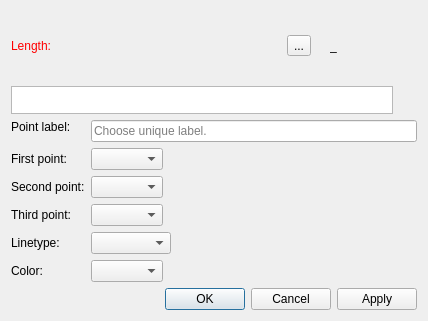
Before: the Qt Designer form src/libs/vtools/dialogs/tools/dialogbisector.ui in FashionFreedom/Seamly2D, drawn with Qt 5.
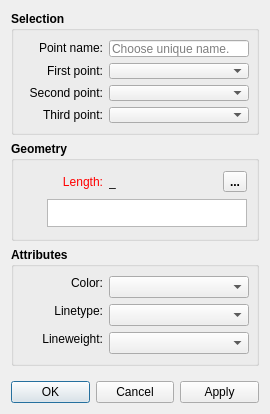
After: the same form once the commit is applied. Icons and pictures are not drawn. Custom widgets are drawn as their Qt base class.

```diff
--- a/src/libs/vtools/dialogs/tools/dialogbisector.ui
+++ b/src/libs/vtools/dialogs/tools/dialogbisector.ui
@@ -6,10 +6,16 @@
    <rect>
     <x>0</x>
     <y>0</y>
-    <width>428</width>
-    <height>321</height>
+    <width>270</width>
+    <height>414</height>
    </rect>
   </property>
+  <property name="minimumSize">
+   <size>
+    <width>270</width>
+    <height>0</height>
+   </size>
+  </property>
   <property name="windowTitle">
    <string>Point along bisector</string>
   </property>
@@ -17,7 +23,284 @@
    <iconset resource="../../../vmisc/share/resources/icon.qrc">
     <normaloff>:/icon/64x64/icon64x64.png</normaloff>:/icon/64x64/icon64x64.png</iconset>
   </property>
-  <layout class="QVBoxLayout" name="verticalLayout_4">
+  <layout class="QVBoxLayout" name="verticalLayout">
+   <item>
+    <widget class="QGroupBox" name="selection_GroupBox">
+     <property name="sizePolicy">
+      <sizepolicy hsizetype="Expanding" vsizetype="Preferred">
+       <horstretch>0</horstretch>
+       <verstretch>0</verstretch>
+      </sizepolicy>
+     </property>
+     <property name="minimumSize">
+      <size>
+       <width>0</width>
+       <height>120</height>
+      </size>
+     </property>
+     <property name="font">
+      <font>
+       <pointsize>9</pointsize>
+       <weight>75</weight>
+       <bold>true</bold>
+      </font>
+     </property>
+     <property name="title">
+      <string>Selection</string>
+     </property>
+     <layout class="QVBoxLayout" name="verticalLayout_3">
+      <item>
+       <layout class="QHBoxLayout" name="horizontalLayout_4">
+        <item>
+         <widget class="QLabel" name="labelEditNamePoint">
+          <property name="sizePolicy">
+           <sizepolicy hsizetype="Fixed" vsizetype="Fixed">
+            <horstretch>0</horstretch>
+            <verstretch>0</verstretch>
+           </sizepolicy>
+          </property>
+          <property name="minimumSize">
+           <size>
+            <width>80</width>
+            <height>0</height>
+           </size>
+          </property>
+          <property name="font">
+           <font>
+            <pointsize>9</pointsize>
+            <weight>50</weight>
+            <bold>false</bold>
+           </font>
+          </property>
+          <property name="text">
+           <string>Point name:</string>
+          </property>
+          <property name="alignment">
+           <set>Qt::AlignRight|Qt::AlignTrailing|Qt::AlignVCenter</set>
+          </property>
+         </widget>
+        </item>
+        <item>
+         <widget class="QLineEdit" name="lineEditNamePoint">
+          <property name="minimumSize">
+           <size>
+            <width>140</width>
+            <height>0</height>
+           </size>
+          </property>
+          <property name="font">
+           <font>
+            <pointsize>9</pointsize>
+            <weight>50</weight>
+            <bold>false</bold>
+           </font>
+          </property>
+          <property name="toolTip">
+           <string>Unique name</string>
+          </property>
+          <property name="placeholderText">
+           <string>Choose unique name.</string>
+          </property>
+         </widget>
+        </item>
+       </layout>
+      </item>
+      <item>
+       <layout class="QHBoxLayout" name="horizontalLayout_5">
+        <item>
+         <widget class="QLabel" name="labelFirstPoint">
+          <property name="sizePolicy">
+           <sizepolicy hsizetype="Preferred" vsizetype="Preferred">
+            <horstretch>0</horstretch>
+            <verstretch>0</verstretch>
+           </sizepolicy>
+          </property>
+          <property name="minimumSize">
+           <size>
+            <width>80</width>
+            <height>0</height>
+           </size>
+          </property>
+          <property name="font">
+           <font>
+            <pointsize>9</pointsize>
+            <weight>50</weight>
+            <bold>false</bold>
+           </font>
+          </property>
+          <property name="text">
+           <string>First point:</string>
+          </property>
+          <property name="alignment">
+           <set>Qt::AlignRight|Qt::AlignTrailing|Qt::AlignVCenter</set>
+          </property>
+         </widget>
+        </item>
+        <item>
+         <widget class="QComboBox" name="comboBoxFirstPoint">
+          <property name="sizePolicy">
+           <sizepolicy hsizetype="Expanding" vsizetype="Fixed">
+            <horstretch>0</horstretch>
+            <verstretch>0</verstretch>
+           </sizepolicy>
+          </property>
+          <property name="minimumSize">
+           <size>
+            <width>140</width>
+            <height>0</height>
+           </size>
+          </property>
+          <property name="font">
+           <font>
+            <pointsize>9</pointsize>
+            <weight>50</weight>
+            <bold>false</bold>
+           </font>
+          </property>
+         </widget>
+        </item>
+       </layout>
+      </item>
+      <item>
+       <layout class="QHBoxLayout" name="horizontalLayout_6">
+        <item>
+         <widget class="QLabel" name="labelSecondPoint">
+          <property name="sizePolicy">
+           <sizepolicy hsizetype="Preferred" vsizetype="Preferred">
+            <horstretch>0</horstretch>
+            <verstretch>0</verstretch>
+           </sizepolicy>
+          </property>
+          <property name="minimumSize">
+           <size>
+            <width>80</width>
+            <height>0</height>
+           </size>
+          </property>
+          <property name="font">
+           <font>
+            <pointsize>9</pointsize>
+            <weight>50</weight>
+            <bold>false</bold>
+           </font>
+          </property>
+          <property name="text">
+           <string>Second point:</string>
+          </property>
+          <property name="alignment">
+           <set>Qt::AlignRight|Qt::AlignTrailing|Qt::AlignVCenter</set>
+          </property>
+         </widget>
+        </item>
+        <item>
+         <widget class="QComboBox" name="comboBoxSecondPoint">
+          <property name="sizePolicy">
+           <sizepolicy hsizetype="Expanding" vsizetype="Fixed">
+            <horstretch>0</horstretch>
+            <verstretch>0</verstretch>
+           </sizepolicy>
+          </property>
+          <property name="minimumSize">
+           <size>
+            <width>140</width>
+            <height>0</height>
+           </size>
+          </property>
+          <property name="font">
+           <font>
+            <pointsize>9</pointsize>
+            <weight>50</weight>
+            <bold>false</bold>
+           </font>
+          </property>
+         </widget>
+        </item>
+       </layout>
+      </item>
+      <item>
+       <layout class="QHBoxLayout" name="horizontalLayout_7">
+        <item>
+         <widget class="QLabel" name="labelThirdPoint">
+          <property name="sizePolicy">
+           <sizepolicy hsizetype="Preferred" vsizetype="Preferred">
+            <horstretch>0</horstretch>
+            <verstretch>0</verstretch>
+           </sizepolicy>
+          </property>
+          <property name="minimumSize">
+           <size>
+            <width>80</width>
+            <height>0</height>
+           </size>
+          </property>
+          <property name="font">
+           <font>
+            <pointsize>9</pointsize>
+            <weight>50</weight>
+            <bold>false</bold>
+           </font>
+          </property>
+          <property name="text">
+           <string>Third point:</string>
+          </property>
+          <property name="alignment">
+           <set>Qt::AlignRight|Qt::AlignTrailing|Qt::AlignVCenter</set>
+          </property>
+         </widget>
+        </item>
+        <item>
+         <widget class="QComboBox" name="comboBoxThirdPoint">
+          <property name="sizePolicy">
+           <sizepolicy hsizetype="Expanding" vsizetype="Fixed">
+            <horstretch>0</horstretch>
+            <verstretch>0</verstretch>
+           </sizepolicy>
+          </property>
+          <property name="minimumSize">
+           <size>
+            <width>140</width>
+            <height>0</height>
+           </size>
+          </property>
+          <property name="font">
+           <font>
+            <pointsize>9</pointsize>
+            <weight>50</weight>
+            <bold>false</bold>
+           </font>
+          </property>
+         </widget>
+        </item>
+       </layout>
+      </item>
+     </layout>
+    </widget>
+   </item>
+   <item>
+    <widget class="QGroupBox" name="geometry_GroupBox">
+     <property name="sizePolicy">
+      <sizepolicy hsizetype="Expanding" vsizetype="Preferred">
+       <horstretch>0</horstretch>
+       <verstretch>0</verstretch>
+      </sizepolicy>
+     </property>
+     <property name="minimumSize">
+      <size>
+       <width>0</width>
+       <height>100</height>
+      </size>
+     </property>
+     <property name="font">
+      <font>
+       <pointsize>9</pointsize>
+       <weight>75</weight>
+       <bold>true</bold>
+      </font>
+     </property>
+     <property name="title">
+      <string>Geometry</string>
+     </property>
+     <layout class="QVBoxLayout" name="verticalLayout_2">
    <item>
     <layout class="QHBoxLayout" name="horizontalLayout">
      <item alignment="Qt::AlignLeft">
@@ -28,6 +311,12 @@
          <verstretch>0</verstretch>
         </sizepolicy>
        </property>
+          <property name="minimumSize">
+           <size>
+            <width>80</width>
+            <height>0</height>
+           </size>
+          </property>
        <property name="palette">
         <palette>
          <active>
@@ -65,9 +354,51 @@
          </disabled>
         </palette>
        </property>
+          <property name="font">
+           <font>
+            <pointsize>9</pointsize>
+            <weight>50</weight>
+            <bold>false</bold>
+           </font>
+          </property>
        <property name="text">
         <string>Length:</string>
        </property>
+          <property name="alignment">
+           <set>Qt::AlignRight|Qt::AlignTrailing|Qt::AlignVCenter</set>
+          </property>
+         </widget>
+        </item>
+        <item>
+         <widget class="QLabel" name="labelResultCalculation">
+          <property name="sizePolicy">
+           <sizepolicy hsizetype="Fixed" vsizetype="Preferred">
+            <horstretch>0</horstretch>
+            <verstretch>0</verstretch>
+           </sizepolicy>
+          </property>
+          <property name="minimumSize">
+           <size>
+            <width>87</width>
+            <height>0</height>
+           </size>
+          </property>
+          <property name="font">
+           <font>
+            <pointsize>9</pointsize>
+            <weight>50</weight>
+            <bold>false</bold>
+           </font>
+          </property>
+          <property name="toolTip">
+           <string>Value</string>
+          </property>
+          <property name="whatsThis">
+           <string notr="true"/>
+          </property>
+          <property name="text">
+           <string notr="true">_</string>
+          </property>
       </widget>
      </item>
      <item>
@@ -103,67 +434,10 @@
        </property>
       </widget>
      </item>
-     <item alignment="Qt::AlignRight">
-      <widget class="QLabel" name="label_3">
-       <property name="text">
-        <string/>
-       </property>
-       <property name="pixmap">
-        <pixmap resource="../../../vmisc/share/resources/icon.qrc">:/icon/24x24/equal.png</pixmap>
-       </property>
-      </widget>
-     </item>
-     <item alignment="Qt::AlignRight">
-      <widget class="QLabel" name="labelResultCalculation">
-       <property name="sizePolicy">
-        <sizepolicy hsizetype="Fixed" vsizetype="Preferred">
-         <horstretch>0</horstretch>
-         <verstretch>0</verstretch>
-        </sizepolicy>
-       </property>
-       <property name="minimumSize">
-        <size>
-         <width>87</width>
-         <height>0</height>
-        </size>
-       </property>
-       <property name="toolTip">
-        <string>Value</string>
-       </property>
-       <property name="whatsThis">
-        <string notr="true"/>
-       </property>
-       <property name="text">
-        <string notr="true">_</string>
-       </property>
-      </widget>
-     </item>
     </layout>
    </item>
    <item>
     <layout class="QHBoxLayout" name="horizontalLayout_8">
-     <item>
-      <widget class="QPlainTextEdit" name="plainTextEditFormula">
-       <property name="sizePolicy">
-        <sizepolicy hsizetype="Expanding" vsizetype="Preferred">
-         <horstretch>0</horstretch>
-         <verstretch>0</verstretch>
-        </sizepolicy>
-       </property>
-       <property name="maximumSize">
-        <size>
-         <width>16777215</width>
-         <height>28</height>
-        </size>
-       </property>
-       <property name="toolTip">
-        <string>Calculation</string>
-       </property>
-       <property name="tabChangesFocus">
-        <bool>true</bool>
-       </property>
-      </widget>
-     </item>
      <item>
       <widget class="QPushButton" name="pushButtonGrowLength">
        <property name="maximumSize">
@@ -200,93 +474,191 @@
        </property>
       </widget>
      </item>
-    </layout>
-   </item>
    <item>
-    <layout class="QFormLayout" name="formLayout">
-     <property name="fieldGrowthPolicy">
-      <enum>QFormLayout::ExpandingFieldsGrow</enum>
-     </property>
-     <item row="0" column="0">
-      <widget class="QLabel" name="labelEditNamePoint">
+         <widget class="QPlainTextEdit" name="plainTextEditFormula">
        <property name="sizePolicy">
-        <sizepolicy hsizetype="Fixed" vsizetype="Fixed">
+           <sizepolicy hsizetype="Expanding" vsizetype="Preferred">
          <horstretch>0</horstretch>
          <verstretch>0</verstretch>
         </sizepolicy>
        </property>
-       <property name="text">
-        <string>Point label:</string>
-       </property>
-      </widget>
-     </item>
-     <item row="0" column="1">
-      <widget class="QLineEdit" name="lineEditNamePoint">
+          <property name="maximumSize">
+           <size>
+            <width>16777215</width>
+            <height>28</height>
+           </size>
+          </property>
+          <property name="font">
+           <font>
+            <pointsize>9</pointsize>
+            <weight>50</weight>
+            <bold>false</bold>
+           </font>
+          </property>
        <property name="toolTip">
-        <string>Unique label</string>
-       </property>
-       <property name="placeholderText">
-        <string>Choose unique label.</string>
+           <string>Calculation</string>
+          </property>
+          <property name="tabChangesFocus">
+           <bool>true</bool>
        </property>
       </widget>
      </item>
+       </layout>
+      </item>
+     </layout>
+    </widget>
+   </item>
+   <item>
+    <widget class="QGroupBox" name="attributes_GroupBox_2">
+     <property name="minimumSize">
+      <size>
+       <width>240</width>
+       <height>0</height>
+      </size>
+     </property>
+     <property name="font">
+      <font>
+       <pointsize>9</pointsize>
+       <weight>75</weight>
+       <bold>true</bold>
+      </font>
+     </property>
+     <property name="title">
+      <string>Attributes</string>
+     </property>
+     <layout class="QVBoxLayout" name="verticalLayout_4">
+      <item>
+       <layout class="QFormLayout" name="formLayout_2">
      <item row="1" column="0">
-      <widget class="QLabel" name="labelFirstPoint">
+         <widget class="QLabel" name="lineType_Label">
        <property name="sizePolicy">
-        <sizepolicy hsizetype="Preferred" vsizetype="Preferred">
+           <sizepolicy hsizetype="MinimumExpanding" vsizetype="Fixed">
          <horstretch>0</horstretch>
          <verstretch>0</verstretch>
         </sizepolicy>
        </property>
+          <property name="minimumSize">
+           <size>
+            <width>80</width>
+            <height>0</height>
+           </size>
+          </property>
+          <property name="maximumSize">
+           <size>
+            <width>16777215</width>
+            <height>16777215</height>
+           </size>
+          </property>
+          <property name="font">
+           <font>
+            <pointsize>9</pointsize>
+            <weight>50</weight>
+            <bold>false</bold>
+           </font>
+          </property>
        <property name="text">
-        <string>First point:</string>
+           <string>Linetype:</string>
+          </property>
+          <property name="alignment">
+           <set>Qt::AlignRight|Qt::AlignTrailing|Qt::AlignVCenter</set>
        </property>
       </widget>
      </item>
      <item row="1" column="1">
-      <widget class="QComboBox" name="comboBoxFirstPoint"/>
+         <widget class="LineTypeComboBox" name="lineType_ComboBox">
+          <property name="sizePolicy">
+           <sizepolicy hsizetype="Expanding" vsizetype="Fixed">
+            <horstretch>0</horstretch>
+            <verstretch>0</verstretch>
+           </sizepolicy>
+          </property>
+          <property name="minimumSize">
+           <size>
+            <width>140</width>
+            <height>0</height>
+           </size>
+          </property>
+          <property name="maximumSize">
+           <size>
+            <width>16777215</width>
+            <height>16777215</height>
+           </size>
+          </property>
+          <property name="font">
+           <font>
+            <pointsize>9</pointsize>
+            <weight>50</weight>
+            <bold>false</bold>
+           </font>
+          </property>
+         </widget>
      </item>
      <item row="2" column="0">
-      <widget class="QLabel" name="labelSecondPoint">
+         <widget class="QLabel" name="lineWeight_Label">
        <property name="sizePolicy">
-        <sizepolicy hsizetype="Preferred" vsizetype="Preferred">
+           <sizepolicy hsizetype="MinimumExpanding" vsizetype="Fixed">
          <horstretch>0</horstretch>
          <verstretch>0</verstretch>
         </sizepolicy>
        </property>
+          <property name="minimumSize">
+           <size>
+            <width>80</width>
+            <height>0</height>
+           </size>
+          </property>
+          <property name="maximumSize">
+           <size>
+            <width>16777215</width>
+            <height>16777215</height>
+           </size>
+          </property>
+          <property name="font">
+           <font>
+            <pointsize>9</pointsize>
+            <weight>50</weight>
+            <bold>false</bold>
+           </font>
+          </property>
        <property name="text">
-        <string>Second point:</string>
+           <string>Lineweight:</string>
+          </property>
+          <property name="alignment">
+           <set>Qt::AlignRight|Qt::AlignTrailing|Qt::AlignVCenter</set>
        </property>
       </widget>
      </item>
      <item row="2" column="1">
-      <widget class="QComboBox" name="comboBoxSecondPoint"/>
-     </item>
-     <item row="3" column="0">
-      <widget class="QLabel" name="labelThirdPoint">
+         <widget class="LineWeightComboBox" name="lineWeight_ComboBox">
        <property name="sizePolicy">
-        <sizepolicy hsizetype="Preferred" vsizetype="Preferred">
+           <sizepolicy hsizetype="Expanding" vsizetype="Fixed">
          <horstretch>0</horstretch>
          <verstretch>0</verstretch>
         </sizepolicy>
        </property>
-       <property name="text">
-        <string>Third point:</string>
-       </property>
-      </widget>
-     </item>
-     <item row="3" column="1">
-      <widget class="QComboBox" name="comboBoxThirdPoint"/>
-     </item>
-     <item row="4" column="0">
-      <widget class="QLabel" name="label_7">
-       <property name="text">
-        <string>Linetype:</string>
+          <property name="minimumSize">
+           <size>
+            <width>140</width>
+            <height>0</height>
+           </size>
+          </property>
+          <property name="font">
+           <font>
+            <pointsize>9</pointsize>
+            <weight>50</weight>
+            <bold>false</bold>
+           </font>
        </property>
       </widget>
      </item>
-     <item row="4" column="1">
-      <widget class="QComboBox" name="comboBoxLineType">
+        <item row="0" column="0">
+         <widget class="QLabel" name="lineColor_Label">
+          <property name="sizePolicy">
+           <sizepolicy hsizetype="MinimumExpanding" vsizetype="Fixed">
+            <horstretch>0</horstretch>
+            <verstretch>0</verstretch>
+           </sizepolicy>
+          </property>
        <property name="minimumSize">
         <size>
          <width>80</width>
@@ -295,29 +667,65 @@
        </property>
        <property name="maximumSize">
         <size>
-         <width>110</width>
+            <width>16777215</width>
          <height>16777215</height>
         </size>
        </property>
-       <property name="iconSize">
-        <size>
-         <width>80</width>
-         <height>14</height>
-        </size>
-       </property>
-      </widget>
-     </item>
-     <item row="5" column="0">
-      <widget class="QLabel" name="label">
+          <property name="font">
+           <font>
+            <pointsize>9</pointsize>
+            <weight>50</weight>
+            <bold>false</bold>
+           </font>
+          </property>
        <property name="text">
         <string>Color:</string>
        </property>
-      </widget>
-     </item>
-     <item row="5" column="1">
-      <widget class="QComboBox" name="comboBoxLineColor"/>
-     </item>
-    </layout>
+          <property name="alignment">
+           <set>Qt::AlignRight|Qt::AlignTrailing|Qt::AlignVCenter</set>
+          </property>
+         </widget>
+        </item>
+        <item row="0" column="1">
+         <widget class="ColorComboBox" name="lineColor_ComboBox">
+          <property name="sizePolicy">
+           <sizepolicy hsizetype="Expanding" vsizetype="Fixed">
+            <horstretch>0</horstretch>
+            <verstretch>0</verstretch>
+           </sizepolicy>
+          </property>
+          <property name="minimumSize">
+           <size>
+            <width>140</width>
+            <height>0</height>
+           </size>
+          </property>
+          <property name="font">
+           <font>
+            <pointsize>9</pointsize>
+            <weight>50</weight>
+            <bold>false</bold>
+           </font>
+          </property>
+         </widget>
+        </item>
+       </layout>
+      </item>
+     </layout>
+    </widget>
+   </item>
+   <item>
+    <spacer name="verticalSpacer">
+     <property name="orientation">
+      <enum>Qt::Vertical</enum>
+     </property>
+     <property name="sizeHint" stdset="0">
+      <size>
+       <width>20</width>
+       <height>32</height>
+      </size>
+     </property>
+    </spacer>
    </item>
    <item>
     <widget class="QDialogButtonBox" name="buttonBox">
@@ -334,6 +742,23 @@
    </item>
   </layout>
  </widget>
+ <customwidgets>
+  <customwidget>
+   <class>ColorComboBox</class>
+   <extends>QComboBox</extends>
+   <header location="global">color_combobox.h</header>
+  </customwidget>
+  <customwidget>
+   <class>LineTypeComboBox</class>
+   <extends>QComboBox</extends>
+   <header location="global">linetype_combobox.h</header>
+  </customwidget>
+  <customwidget>
+   <class>LineWeightComboBox</class>
+   <extends>QComboBox</extends>
+   <header location="global">lineweight_combobox.h</header>
+  </customwidget>
+ </customwidgets>
  <tabstops>
   <tabstop>plainTextEditFormula</tabstop>
   <tabstop>pushButtonGrowLength</tabstop>
```
Left out of the diff: 11 changed lines with no effect on the pictures. Lines whose indentation alone changed are shown as unchanged.
